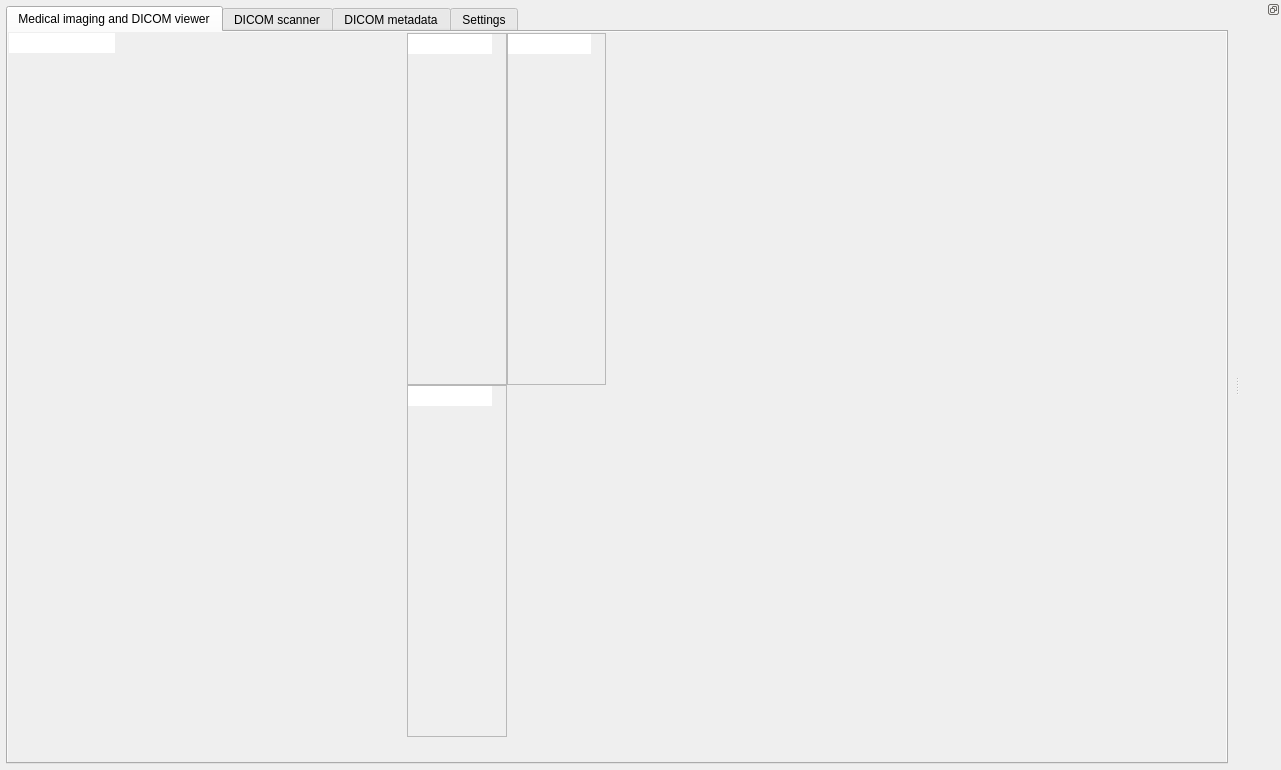
This is GUI/mainwindow.ui in AlizaMedicalImaging/AlizaMS as Qt 5 draws it before an edit. The edited form follows.
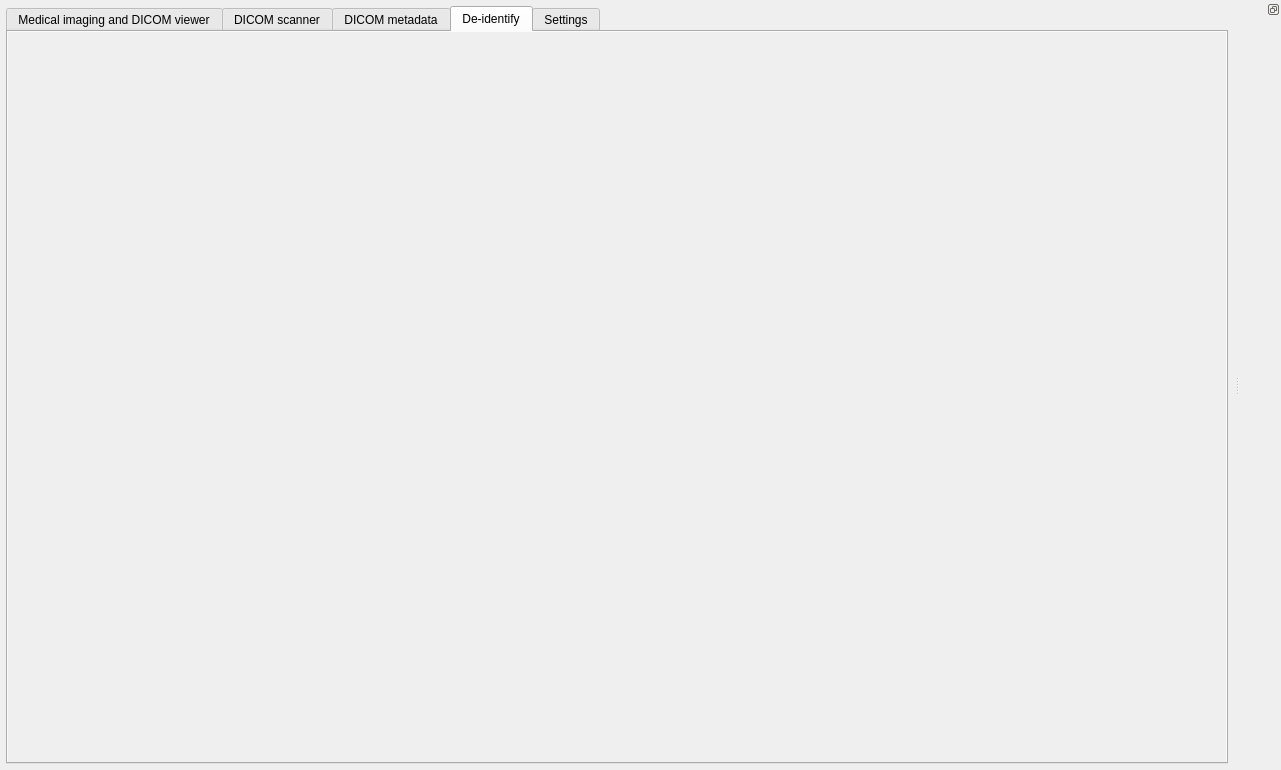
This is the edited form. The open tabs and pages were chosen to show the change.

Commit message: De-identify

```diff
--- a/GUI/mainwindow.ui
+++ b/GUI/mainwindow.ui
@@ -1246,6 +1246,32 @@
         </item>
        </layout>
       </widget>
+      <widget class="QWidget" name="tab4">
+       <attribute name="title">
+        <string>De-identify</string>
+       </attribute>
+       <layout class="QVBoxLayout" name="verticalLayout_15">
+        <property name="spacing">
+         <number>0</number>
+        </property>
+        <property name="margin">
+         <number>0</number>
+        </property>
+        <item>
+         <widget class="QFrame" name="deidentify_frame">
+          <property name="autoFillBackground">
+           <bool>true</bool>
+          </property>
+          <property name="frameShape">
+           <enum>QFrame::NoFrame</enum>
+          </property>
+          <property name="frameShadow">
+           <enum>QFrame::Plain</enum>
+          </property>
+         </widget>
+        </item>
+       </layout>
+      </widget>
       <widget class="QWidget" name="tab6">
        <property name="autoFillBackground">
         <bool>true</bool>
```
The commit also changes 8 other files.
